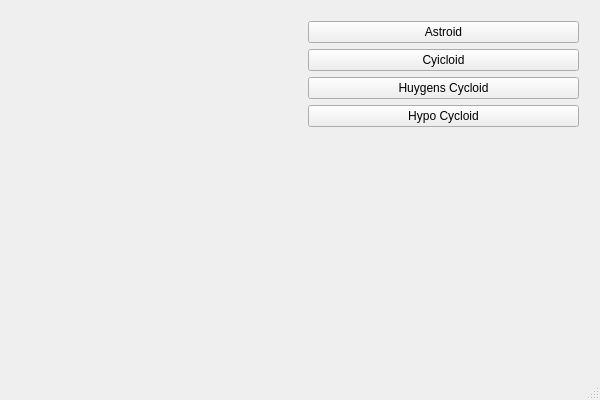
Old version of the form mainwindow.ui in the repository ZingFreelancer/QtCurvesCPP.
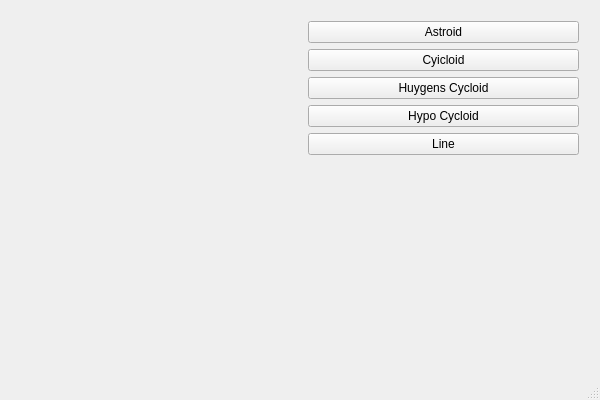
New version of the form. Custom widgets are drawn as their Qt base class.

Commit message: Added new shape, Line. Added new button, Line. Added code to handle Line button click event Added code to draw a simple line on screen.

The edit to the form file:
```diff
--- a/mainwindow.ui
+++ b/mainwindow.ui
@@ -98,6 +98,13 @@
           </property>
          </widget>
         </item>
+        <item>
+         <widget class="QPushButton" name="btn_Line">
+          <property name="text">
+           <string>Line</string>
+          </property>
+         </widget>
+        </item>
         <item>
          <spacer name="verticalSpacer">
           <property name="orientation">
```
The commit also changes 5 other files.
